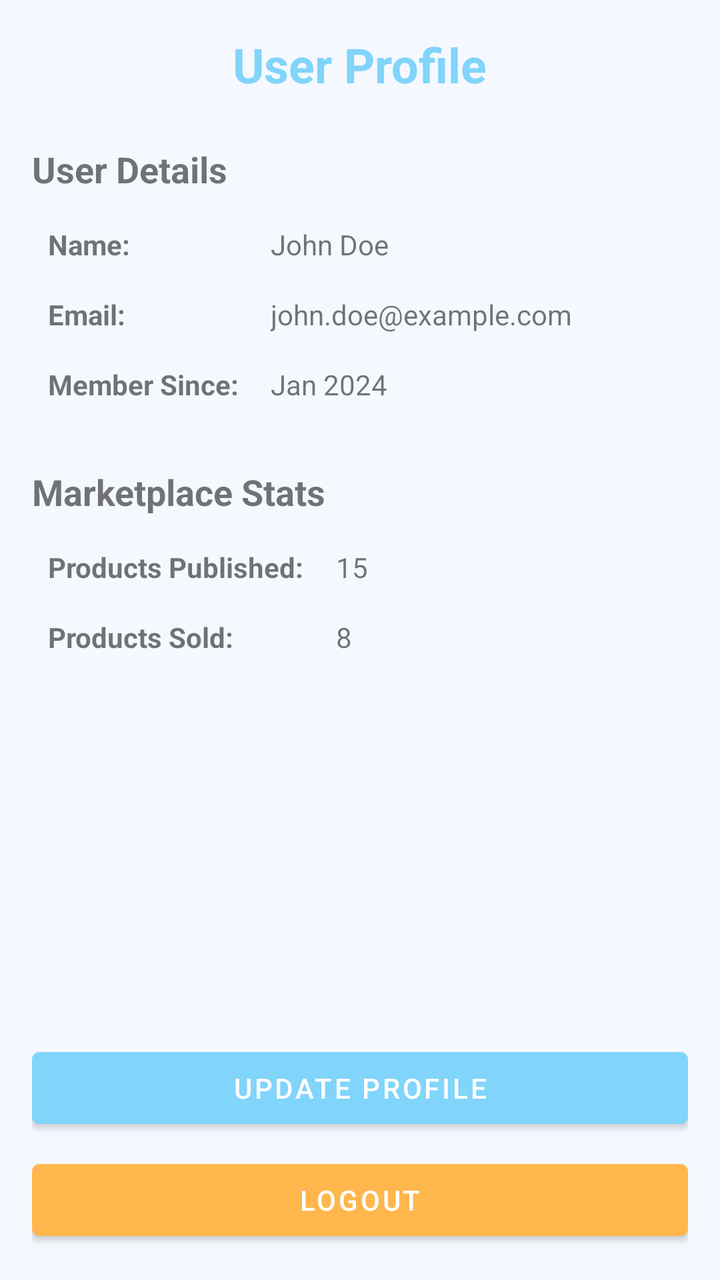
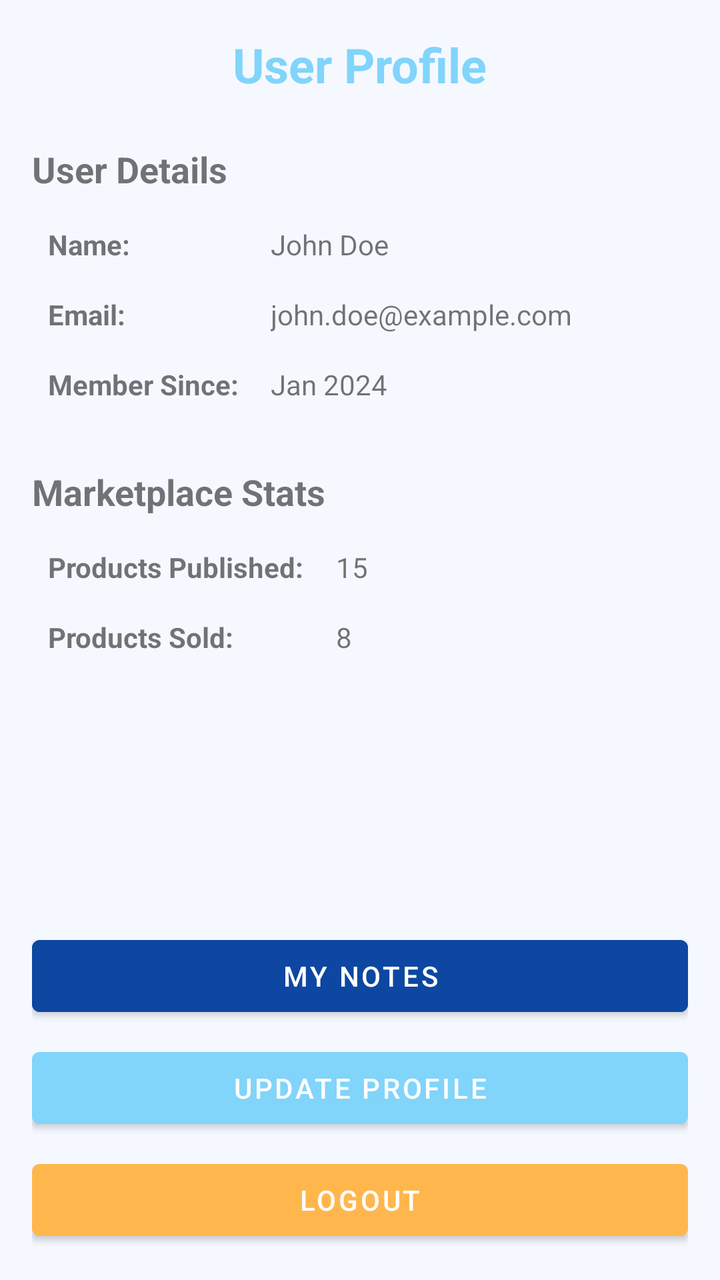

Compare the two renders of this Android layout. The source of the first and the diff that turns it into the second are given below.
<!-- AndroidManifest.xml: application theme Theme.LocalMarketplace -->
<!-- res/layout/fragment_profile.xml -->
<?xml version="1.0" encoding="utf-8"?>
<LinearLayout xmlns:android="http://schemas.android.com/apk/res/android"
    android:layout_width="match_parent"
    android:layout_height="match_parent"
    android:orientation="vertical"
    android:padding="16dp"
    android:background="@color/bluish_white">

    <TextView
        android:layout_width="wrap_content"
        android:layout_height="wrap_content"
        android:text="User Profile"
        android:textSize="24sp"
        android:textStyle="bold"
        android:textColor="@color/light_blue"
        android:layout_gravity="center_horizontal"
        android:layout_marginBottom="24dp" />

    <TextView
        android:layout_width="wrap_content"
        android:layout_height="wrap_content"
        android:text="User Details"
        android:textSize="18sp"
        android:textStyle="bold"
        android:layout_marginBottom="8dp" />

    <TableLayout
        android:layout_width="match_parent"
        android:layout_height="wrap_content"
        android:stretchColumns="1"
        android:layout_marginBottom="24dp">

        <TableRow>
            <TextView
                android:padding="8dp"
                android:text="Name:"
                android:textStyle="bold" />
            <TextView
                android:id="@+id/tvProfileName"
                android:padding="8dp"
                android:text="John Doe" />
        </TableRow>

        <TableRow>
            <TextView
                android:padding="8dp"
                android:text="Email:"
                android:textStyle="bold" />
            <TextView
                android:id="@+id/tvProfileEmail"
                android:padding="8dp"
                android:text="john.doe@example.com" />
        </TableRow>

        <TableRow>
            <TextView
                android:padding="8dp"
                android:text="Member Since:"
                android:textStyle="bold" />
            <TextView
                android:padding="8dp"
                android:text="Jan 2024" />
        </TableRow>
    </TableLayout>

    <TextView
        android:layout_width="wrap_content"
        android:layout_height="wrap_content"
        android:text="Marketplace Stats"
        android:textSize="18sp"
        android:textStyle="bold"
        android:layout_marginBottom="8dp" />

    <TableLayout
        android:layout_width="match_parent"
        android:layout_height="wrap_content"
        android:stretchColumns="1">

        <TableRow>
            <TextView
                android:padding="8dp"
                android:text="Products Published:"
                android:textStyle="bold" />
            <TextView
                android:id="@+id/tvPublishedCount"
                android:padding="8dp"
                android:text="15" />
        </TableRow>

        <TableRow>
            <TextView
                android:padding="8dp"
                android:text="Products Sold:"
                android:textStyle="bold" />
            <TextView
                android:id="@+id/tvSoldCount"
                android:padding="8dp"
                android:text="8" />
        </TableRow>
    </TableLayout>

    <View
        android:layout_width="match_parent"
        android:layout_height="0dp"
        android:layout_weight="1" />

    <Button
        android:id="@+id/btnUpdateProfile"
        android:layout_width="match_parent"
        android:layout_height="wrap_content"
        android:text="Update Profile"
        android:backgroundTint="@color/light_blue"
        android:textColor="@color/white"
        android:layout_marginBottom="8dp" />

    <Button
        android:id="@+id/btnLogout"
        android:layout_width="match_parent"
        android:layout_height="wrap_content"
        android:text="Logout"
        android:backgroundTint="@color/light_orange"
        android:textColor="@color/white" />

</LinearLayout>
<!-- resources referenced by this layout -->
<resources>
  <color name="bluish_white">#F5F9FF</color>
  <color name="light_blue">#81D4FA</color>
  <color name="light_orange">#FFB74D</color>
  <color name="white">#FFFFFFFF</color>
  <style name="Theme.LocalMarketplace" parent="Theme.MaterialComponents.Light.NoActionBar">
          
          <item name="colorPrimary">@color/light_blue</item>
          <item name="colorPrimaryVariant">@color/dark_blue</item>
          
          <item name="colorSecondary">@color/light_orange</item>
          <item name="colorSecondaryVariant">@color/light_orange</item>
          
          <item name="android:statusBarColor">@color/light_blue</item>
          
          <item name="android:windowBackground">@color/bluish_white</item>
      </style>
  <color name="dark_blue">#0D47A1</color>
</resources>

<!-- the commit's change to res/layout/fragment_profile.xml (unified diff, before → after) -->
@@ -105,6 +105,15 @@
         android:layout_weight="1" />
 
     <Button
+        android:id="@+id/btnMyNotes"
+        android:layout_width="match_parent"
+        android:layout_height="wrap_content"
+        android:text="My Notes"
+        android:backgroundTint="@color/dark_blue"
+        android:textColor="@color/white"
+        android:layout_marginBottom="8dp" />
+
+    <Button
         android:id="@+id/btnUpdateProfile"
         android:layout_width="match_parent"
         android:layout_height="wrap_content"
